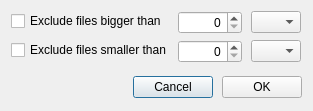
Qt form Source/MEGASync/gui/win/SizeLimitDialog.ui (meganz/MEGAsync) before a commit.
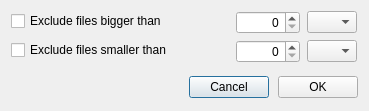
The same form after that commit.

```diff
--- a/Source/MEGASync/gui/win/SizeLimitDialog.ui
+++ b/Source/MEGASync/gui/win/SizeLimitDialog.ui
@@ -6,19 +6,19 @@
    <rect>
     <x>0</x>
     <y>0</y>
-    <width>293</width>
+    <width>369</width>
     <height>111</height>
    </rect>
   </property>
   <property name="minimumSize">
    <size>
-    <width>0</width>
+    <width>369</width>
     <height>0</height>
    </size>
   </property>
   <property name="maximumSize">
    <size>
-    <width>232323</width>
+    <width>369</width>
     <height>232323</height>
    </size>
   </property>
@@ -54,13 +54,13 @@
        <widget class="QCheckBox" name="cExcludeUpperThan">
         <property name="minimumSize">
          <size>
-          <width>0</width>
+          <width>219</width>
           <height>20</height>
          </size>
         </property>
         <property name="maximumSize">
          <size>
-          <width>16777215</width>
+          <width>219</width>
           <height>20</height>
          </size>
         </property>
```
Left out of the diff: 3 changed lines with no effect on the pictures.
